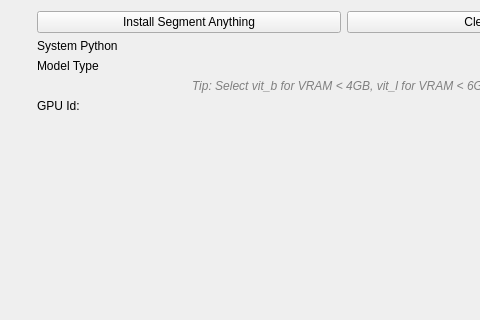
Old version of the form Plugins/org.mitk.gui.qt.segmentation/src/QmitkSegmentAnythingPreferencePage.ui in the repository MITK/MITK; both pictures show x 0 to 480 and y 0 to 320 of the 656 by 779 pixel window.
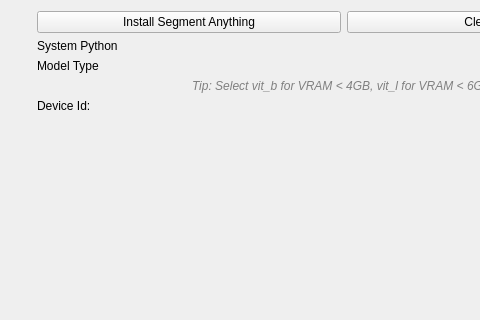
New version of the form. Custom widgets are drawn as their Qt base class.

Diff of the .ui file:
```diff
--- a/Plugins/org.mitk.gui.qt.segmentation/src/QmitkSegmentAnythingPreferencePage.ui
+++ b/Plugins/org.mitk.gui.qt.segmentation/src/QmitkSegmentAnythingPreferencePage.ui
@@ -90,7 +90,7 @@
         </sizepolicy>
        </property>
        <property name="text">
-        <string>GPU Id:</string>
+        <string>Device Id:</string>
        </property>
       </widget>
      </item>
```
